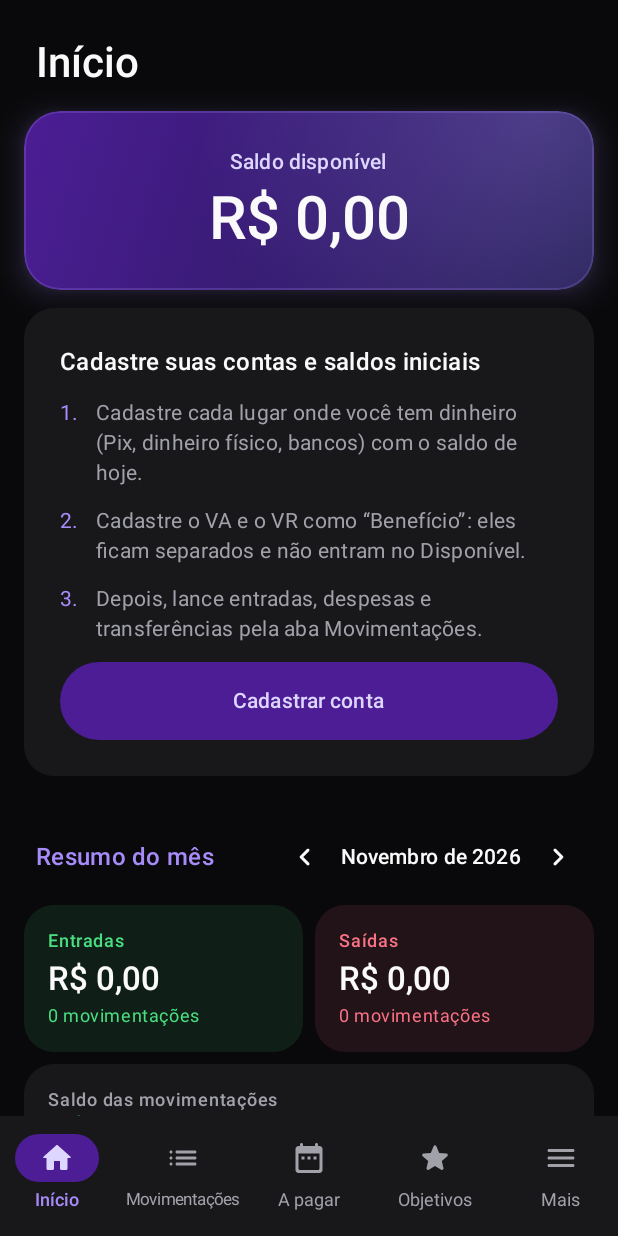
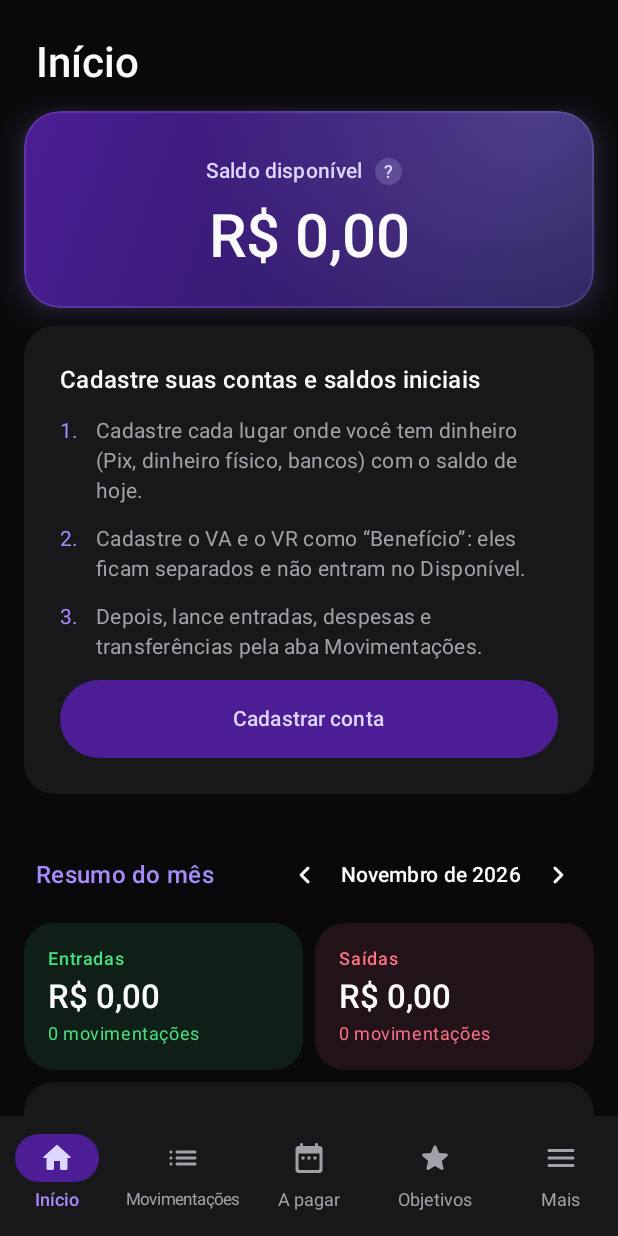
Before and after one commit to Hkawzz/nk-pay, an Android app built with Jetpack Compose: the screen it shows after launch (MainActivity), on a phone screen of 412 x 824 dp. Run offline under Robolectric (Android 15) with nearby library versions, the phone set to English and light mode, and no system bars; our stand-ins replace Room's generated code.

Commit message:
feat(ajuda): ícone de ajuda "?" com textos num arquivo só, aplicado à Início (PR 3)
Um componente único (NkAjuda) abre a explicação do indicador: o que é,
como é calculado, exemplo e o que não é. Todos os textos ficam em
ui/ajuda/TextosDeAjuda.kt, inclusive os das Análises e dos Empréstimos,
que entram nos próximos PRs. Na Início: Saldo disponível, Saldo total,
Guardado, Benefícios e Saldo das movimentações. Um teste confere que
os números dos exemplos batem com as funções do domínio.

Co-Authored-By: Claude Opus 5.5 <noreply@anthropic.com>

```diff
--- /dev/null
+++ b/app/src/main/java/com/nkpay/app/ui/ajuda/NkAjuda.kt
@@ -0,0 +1,79 @@
+package com.nkpay.app.ui.ajuda
+
+import androidx.compose.foundation.background
+import androidx.compose.foundation.clickable
+import androidx.compose.foundation.layout.Arrangement
+import androidx.compose.foundation.layout.Box
+import androidx.compose.foundation.layout.Column
+import androidx.compose.foundation.layout.padding
+import androidx.compose.foundation.layout.size
+import androidx.compose.foundation.rememberScrollState
+import androidx.compose.foundation.shape.CircleShape
+import androidx.compose.foundation.verticalScroll
+import androidx.compose.material3.AlertDialog
+import androidx.compose.material3.MaterialTheme
+import androidx.compose.material3.Text
+import androidx.compose.material3.TextButton
+import androidx.compose.runtime.Composable
+import androidx.compose.runtime.getValue
+import androidx.compose.runtime.mutableStateOf
+import androidx.compose.runtime.saveable.rememberSaveable
+import androidx.compose.runtime.setValue
+import androidx.compose.ui.Alignment
+import androidx.compose.ui.Modifier
+import androidx.compose.ui.draw.clip
+import androidx.compose.ui.semantics.Role
+import androidx.compose.ui.semantics.contentDescription
+import androidx.compose.ui.semantics.role
+import androidx.compose.ui.semantics.semantics
+import androidx.compose.ui.unit.dp
+import androidx.compose.ui.unit.sp
+import com.nkpay.app.ui.theme.Espaco
+import com.nkpay.app.ui.theme.Lilas
+
+/**
+ * O "?" da ajuda (v0.5): um círculo pequeno ao lado do indicador. O toque abre a
+ * explicação (o que é · como é calculado · exemplo · o que não é).
+ * A área de toque tem 32 dp, embora o círculo desenhado seja menor.
+ */
+@Composable
+fun NkAjuda(chave: ChaveAjuda, modifier: Modifier = Modifier, cor: androidx.compose.ui.graphics.Color = Lilas) {
+    var aberta by rememberSaveable { mutableStateOf(false) }
+    val texto = TextosDeAjuda.de(chave)
+    Box(
+        modifier
+            .size(32.dp)
+            .clip(CircleShape)
+            .clickable { aberta = true }
+            .semantics { contentDescription = "Ajuda: ${texto.titulo}"; role = Role.Button },
+        contentAlignment = Alignment.Center,
+    ) {
+        Box(Modifier.size(18.dp).clip(CircleShape).background(cor.copy(alpha = 0.18f)), contentAlignment = Alignment.Center) {
+            Text("?", color = cor, fontSize = 12.sp, style = MaterialTheme.typography.labelSmall)
+        }
+    }
+    if (aberta) {
+        // Uma folha simples, só com texto (componente padrão, igual em todas as versões do Android).
+        AlertDialog(
+            onDismissRequest = { aberta = false },
+            title = { Text(texto.titulo) },
+            text = {
+                Column(Modifier.verticalScroll(rememberScrollState()), verticalArrangement = Arrangement.spacedBy(Espaco.s)) {
+                    Bloco("O que é", texto.oQueE)
+                    texto.calculo?.let { Bloco("Como é calculado", it) }
+                    texto.exemplo?.let { Bloco("Exemplo", it) }
+                    texto.oQueNaoE?.let { Bloco("O que não é", it) }
+                }
+            },
+            confirmButton = { TextButton(onClick = { aberta = false }) { Text("Entendi") } },
+        )
+    }
+}
+
+@Composable
+private fun Bloco(rotulo: String, texto: String) {
+    Column(verticalArrangement = Arrangement.spacedBy(2.dp)) {
+        Text(rotulo, style = MaterialTheme.typography.labelLarge, color = MaterialTheme.colorScheme.primary)
+        Text(texto, style = MaterialTheme.typography.bodyMedium)
+    }
+}
--- /dev/null
+++ b/app/src/main/java/com/nkpay/app/ui/ajuda/TextosDeAjuda.kt
@@ -0,0 +1,121 @@
+package com.nkpay.app.ui.ajuda
+
+// =====================================================================================
+// TODOS os textos da ajuda "?" (v0.5, ADR 0023), num arquivo só, conferidos contra
+// docs/regras-financeiras.md. Os números dos exemplos são conferidos por AjudaTest
+// contra as funções do domínio. Não acrescente "?" fora dos locais da especificação.
+// =====================================================================================
+
+/** Um texto de ajuda: só os blocos que ajudam (os nulos não aparecem). */
+data class TextoAjuda(
+    val titulo: String,
+    val oQueE: String,
+    val calculo: String? = null,
+    val exemplo: String? = null,
+    val oQueNaoE: String? = null,
+)
+
+enum class ChaveAjuda {
+    // Início
+    SALDO_DISPONIVEL, SALDO_TOTAL, GUARDADO, BENEFICIOS, SALDO_MOVIMENTACOES,
+    // Análises
+    RESULTADO, DESPESAS_REGISTRADAS, SAIDAS_PROPRIO, DESCONTOS_OBTIDOS, CARTOES_CREDIARIOS,
+    // Empréstimos
+    EMPRESTIMO_RESTANTE, EMPRESTIMO_JUROS_PREVISTOS, EMPRESTIMO_JUROS_RECEBIDOS, EMPRESTIMO_ATRASADA,
+}
+
+object TextosDeAjuda {
+    val todos: Map<ChaveAjuda, TextoAjuda> = mapOf(
+        ChaveAjuda.SALDO_DISPONIVEL to TextoAjuda(
+            titulo = "Saldo disponível",
+            oQueE = "O dinheiro que é seu e está livre para usar agora.",
+            calculo = "Saldo total − Guardado. O Saldo total é a soma das contas de dinheiro próprio (Pix, bancos, dinheiro físico).",
+            exemplo = "Pix R$ 1.200,00 + Dinheiro R$ 300,00, sem nada guardado: Saldo disponível R$ 1.500,00.",
+            oQueNaoE = "Não inclui VA/VR, o limite do cartão nem o que você emprestou ou pegou emprestado.",
+        ),
+        ChaveAjuda.SALDO_TOTAL to TextoAjuda(
+            titulo = "Saldo total",
+            oQueE = "A soma de todas as contas de dinheiro próprio.",
+            calculo = "Σ saldos das contas de dinheiro próprio.",
+            oQueNaoE = "Não inclui VA/VR, cartões, crediários nem empréstimos.",
+        ),
+        ChaveAjuda.GUARDADO to TextoAjuda(
+            titulo = "Guardado",
+            oQueE = "A parte do seu dinheiro reservada para objetivos. Ela continua na conta, mas não fica disponível.",
+            calculo = "Σ reservas dos objetivos.",
+        ),
+        ChaveAjuda.BENEFICIOS to TextoAjuda(
+            titulo = "Benefícios",
+            oQueE = "VA, VR e outros benefícios, cada um com o seu saldo.",
+            exemplo = "VA R$ 250,00 + VR R$ 180,00 = R$ 430,00 em benefícios, à parte do Saldo disponível.",
+            oQueNaoE = "Nunca entram no Saldo disponível nem no Saldo total.",
+        ),
+        ChaveAjuda.SALDO_MOVIMENTACOES to TextoAjuda(
+            titulo = "Saldo das movimentações",
+            oQueE = "O que entrou menos o que saiu do seu dinheiro próprio no mês.",
+            calculo = "Entradas: entradas nas contas próprias + o que veio de outras contas. Saídas: despesas pagas com conta própria + o que foi para outras contas (fatura, parcela, empréstimo).",
+            exemplo = "Salário R$ 3.000,00, mercado R$ 200,00 no Pix e fatura de R$ 300,00 paga: entradas R$ 3.000,00, saídas R$ 500,00, saldo R$ 2.500,00.",
+            oQueNaoE = "Compras no cartão não são saída (a saída é quando a fatura é paga). Transferências entre suas contas, ajustes e despesas do VA/VR não entram.",
+        ),
+        ChaveAjuda.RESULTADO to TextoAjuda(
+            titulo = "Resultado",
+            oQueE = "Entradas registradas − despesas registradas no período.",
+            exemplo = "Entrada de R$ 3.000,00, mercado de R$ 200,00 e compra de R$ 600,00 no cartão: resultado R$ 2.200,00.",
+            oQueNaoE = "Transferências, ajustes, pagamentos de fatura e o valor de empréstimos não entram. Só os juros dos empréstimos entram.",
+        ),
+        ChaveAjuda.DESPESAS_REGISTRADAS to TextoAjuda(
+            titulo = "Despesas registradas",
+            oQueE = "Tudo o que foi consumido no período, pela data da compra.",
+            calculo = "Σ despesas, de qualquer conta (inclusive cartão e VA/VR).",
+            exemplo = "Mercado R$ 200,00 no Pix + compra de R$ 600,00 no cartão = R$ 800,00, mesmo que a fatura não tenha sido paga.",
+            oQueNaoE = "Não é o dinheiro que saiu da conta: isso são as Saídas do dinheiro próprio.",
+        ),
+        ChaveAjuda.SAIDAS_PROPRIO to TextoAjuda(
+            titulo = "Saídas do dinheiro próprio",
+            oQueE = "O dinheiro que de fato saiu das suas contas próprias no período.",
+            calculo = "Despesas pagas com conta própria + transferências de conta própria para outras contas (fatura, parcelas, empréstimos).",
+            exemplo = "Mercado R$ 200,00 no Pix + fatura de R$ 300,00 paga = R$ 500,00. A compra de R$ 600,00 no cartão não entra até a fatura ser paga.",
+            oQueNaoE = "Não é o mesmo que Despesas registradas, e os dois números podem ser diferentes de propósito.",
+        ),
+        ChaveAjuda.DESCONTOS_OBTIDOS to TextoAjuda(
+            titulo = "Descontos obtidos",
+            oQueE = "Quanto você deixou de pagar por ter conseguido desconto ao pagar uma conta, um crediário ou um empréstimo.",
+            exemplo = "Luz de R$ 100,00 paga com R$ 95,00 de desconto: R$ 5,00 de desconto obtido.",
+            oQueNaoE = "Não é receita, e não inclui parcelas pagas antes de usar o app nem descontos que você deu.",
+        ),
+        ChaveAjuda.CARTOES_CREDIARIOS to TextoAjuda(
+            titulo = "Cartões e crediários",
+            oQueE = "Quanto você deve em cada cartão e crediário, e a situação das faturas.",
+            calculo = "Devido = compras − pagamentos + encargos − descontos.",
+            oQueNaoE = "O devido nunca entra no Saldo disponível.",
+        ),
+        ChaveAjuda.EMPRESTIMO_RESTANTE to TextoAjuda(
+            titulo = "Restante",
+            oQueE = "Quanto ainda falta pagar (ou receber) das parcelas do empréstimo.",
+            calculo = "Σ (valor da parcela + acréscimos − abatimentos − pago) de cada parcela.",
+            exemplo = "10 parcelas de R$ 110,00 com 1 paga: restante R$ 990,00.",
+        ),
+        ChaveAjuda.EMPRESTIMO_JUROS_PREVISTOS to TextoAjuda(
+            titulo = "Juros previstos",
+            oQueE = "Quanto o empréstimo custa (ou rende) além do valor emprestado.",
+            calculo = "Total das parcelas − valor original.",
+            exemplo = "R$ 1.000,00 em 10 × R$ 110,00: juros previstos de R$ 100,00.",
+            oQueNaoE = "Empréstimo que você pegou: os juros viram uma despesa na data da contratação. Que você deu: viram receita aos poucos, conforme recebe.",
+        ),
+        ChaveAjuda.EMPRESTIMO_JUROS_RECEBIDOS to TextoAjuda(
+            titulo = "Juros recebidos",
+            oQueE = "A parte dos recebimentos que é juros (receita). O resto é a devolução do que você emprestou.",
+            calculo = "Em cada recebimento: valor recebido × (juros ainda não recebidos ÷ restante). O último recebimento fecha os centavos.",
+            exemplo = "R$ 1.000,00 em 10 × R$ 110,00: cada parcela de R$ 110,00 recebida = R$ 100,00 de devolução + R$ 10,00 de juros.",
+            oQueNaoE = "A devolução do valor emprestado nunca é receita.",
+        ),
+        ChaveAjuda.EMPRESTIMO_ATRASADA to TextoAjuda(
+            titulo = "Atrasada",
+            oQueE = "Parcela que venceu e ainda não foi paga (ou recebida) por inteiro.",
+            calculo = "Vencimento antes de hoje e restante maior que zero. Os dias de atraso contam desde o vencimento.",
+            oQueNaoE = "O app não lança juros nem multa sozinho: se houver, você informa ao pagar.",
+        ),
+    )
+
+    fun de(chave: ChaveAjuda): TextoAjuda = todos.getValue(chave)
+}
--- a/app/src/main/java/com/nkpay/app/ui/inicio/InicioTela.kt
+++ b/app/src/main/java/com/nkpay/app/ui/inicio/InicioTela.kt
@@ -46,6 +46,8 @@ import com.nkpay.app.dominio.TipoMovimentacao
 import com.nkpay.app.dominio.VisaoFinanceira
 import com.nkpay.app.ui.Formatos
 import com.nkpay.app.ui.LocalContainer
+import com.nkpay.app.ui.ajuda.ChaveAjuda
+import com.nkpay.app.ui.ajuda.NkAjuda
 import com.nkpay.app.ui.backup.diasDesde
 import com.nkpay.app.ui.componentes.EstiloCard
 import com.nkpay.app.ui.componentes.IconeDaCategoria
@@ -113,7 +115,10 @@ fun InicioTela(
             // --- 1. Disponível (destaque 1 de 1) ---
             NkCardDestaque {
                 Column(Modifier.fillMaxWidth().padding(Espaco.l), horizontalAlignment = Alignment.CenterHorizontally) {
-                    Text("Saldo disponível", style = MaterialTheme.typography.labelLarge, color = MaterialTheme.colorScheme.onPrimaryContainer)
+                    Row(verticalAlignment = Alignment.CenterVertically) {
+                        Text("Saldo disponível", style = MaterialTheme.typography.labelLarge, color = MaterialTheme.colorScheme.onPrimaryContainer)
+                        NkAjuda(ChaveAjuda.SALDO_DISPONIVEL, cor = MaterialTheme.colorScheme.onPrimaryContainer)
+                    }
                     Spacer(Modifier.height(Espaco.xxs))
                     NkValorAjustavel(
                         r.disponivel,
@@ -126,8 +131,8 @@ fun InicioTela(
                     if (r.reservado > 0) {
                         Spacer(Modifier.height(Espaco.m))
                         Row(Modifier.fillMaxWidth()) {
-                            ValorCentral("Saldo total", r.dinheiroProprio, Modifier.weight(1f))
-                            ValorCentral("Guardado", r.reservado, Modifier.weight(1f))
+                            ValorCentral("Saldo total", r.dinheiroProprio, Modifier.weight(1f), ChaveAjuda.SALDO_TOTAL)
+                            ValorCentral("Guardado", r.reservado, Modifier.weight(1f), ChaveAjuda.GUARDADO)
                         }
                     }
                 }
@@ -173,7 +178,10 @@ fun InicioTela(
                 GradeDeContas(
                     "Benefícios · fora do Disponível", beneficios, v, colunas = 3, visiveis = BENEFICIOS_VISIVEIS,
                     textoVerTodas = "Ver todos os benefícios", aoAbrir = aoAbrirConta,
-                    complemento = { NkValor(r.totalBeneficios, tipo = TipoValor.SECUNDARIO, tamanho = com.nkpay.app.ui.componentes.TamanhoValor.PEQUENO) },
+                    complemento = {
+                        NkAjuda(ChaveAjuda.BENEFICIOS)
+                        NkValor(r.totalBeneficios, tipo = TipoValor.SECUNDARIO, tamanho = com.nkpay.app.ui.componentes.TamanhoValor.PEQUENO)
+                    },
                 )
             }
 
@@ -191,9 +199,12 @@ fun InicioTela(
 }
 
 @Composable
-private fun ValorCentral(rotulo: String, centavos: Long, modifier: Modifier) {
+private fun ValorCentral(rotulo: String, centavos: Long, modifier: Modifier, ajuda: ChaveAjuda) {
     Column(modifier, horizontalAlignment = Alignment.CenterHorizontally) {
-        Text(rotulo, style = MaterialTheme.typography.labelMedium, color = MaterialTheme.colorScheme.onPrimaryContainer)
+        Row(verticalAlignment = Alignment.CenterVertically) {
+            Text(rotulo, style = MaterialTheme.typography.labelMedium, color = MaterialTheme.colorScheme.onPrimaryContainer)
+            NkAjuda(ajuda, cor = MaterialTheme.colorScheme.onPrimaryContainer)
+        }
         NkValorAjustavel(centavos, estilo = EstiloValor.lista, cor = MaterialTheme.colorScheme.onBackground, alinhamento = TextAlign.Center)
     }
 }
@@ -279,7 +290,10 @@ private fun ResumoDoMes(v: VisaoFinanceira, mes: YearMonth, aoMudarMes: (YearMon
         Column(
             Modifier.fillMaxWidth().clip(RaioV2.formaCard).background(MaterialTheme.colorScheme.surfaceContainer).padding(Espaco.m),
         ) {
-            Text("Saldo das movimentações", style = MaterialTheme.typography.labelMedium, color = MaterialTheme.colorScheme.onSurfaceVariant)
+            Row(verticalAlignment = Alignment.CenterVertically) {
+                Text("Saldo das movimentações", style = MaterialTheme.typography.labelMedium, color = MaterialTheme.colorScheme.onSurfaceVariant)
+                NkAjuda(ChaveAjuda.SALDO_MOVIMENTACOES)
+            }
             NkValorAjustavel(
                 resultado,
                 estilo = EstiloValor.medio,
```
Also changed, not shown: 2 other files.
